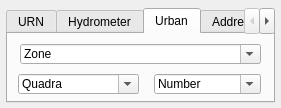
Before: the Qt Designer form search/ui/search_plus_dialog_base.ui in Giswater/giswater_qgis_plugin, drawn with Qt 5.
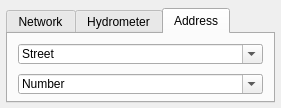
After: the same form once the commit is applied. The open tabs and pages were chosen to show the change. Custom widgets are drawn as their Qt base class.

Commit message: WiP forms adjustment

The edit to the form file:
```diff
--- a/search/ui/search_plus_dialog_base.ui
+++ b/search/ui/search_plus_dialog_base.ui
@@ -27,7 +27,7 @@
    </property>
    <widget class="QWidget" name="tab_6">
     <attribute name="title">
-     <string>URN</string>
+     <string>Network</string>
     </attribute>
     <widget class="SearchableComboBox" name="ppoint_field_zone_4">
      <property name="geometry">
@@ -107,65 +107,6 @@
      </item>
     </widget>
    </widget>
-   <widget class="QWidget" name="tab_2">
-    <attribute name="title">
-     <string>Urban</string>
-    </attribute>
-    <widget class="SearchableComboBox" name="urban_properties_number">
-     <property name="geometry">
-      <rect>
-       <x>146</x>
-       <y>40</y>
-       <width>107</width>
-       <height>20</height>
-      </rect>
-     </property>
-     <property name="editable">
-      <bool>true</bool>
-     </property>
-     <item>
-      <property name="text">
-       <string>Number</string>
-      </property>
-     </item>
-    </widget>
-    <widget class="SearchableComboBox" name="urban_properties_zone">
-     <property name="geometry">
-      <rect>
-       <x>12</x>
-       <y>10</y>
-       <width>241</width>
-       <height>20</height>
-      </rect>
-     </property>
-     <property name="editable">
-      <bool>true</bool>
-     </property>
-     <item>
-      <property name="text">
-       <string>Zone</string>
-      </property>
-     </item>
-    </widget>
-    <widget class="SearchableComboBox" name="urban_properties_block">
-     <property name="geometry">
-      <rect>
-       <x>10</x>
-       <y>40</y>
-       <width>121</width>
-       <height>20</height>
-      </rect>
-     </property>
-     <property name="editable">
-      <bool>true</bool>
-     </property>
-     <item>
-      <property name="text">
-       <string>Quadra</string>
-      </property>
-     </item>
-    </widget>
-   </widget>
    <widget class="QWidget" name="tab_3">
     <attribute name="title">
      <string>Address</string>
@@ -207,47 +148,6 @@
      </item>
     </widget>
    </widget>
-   <widget class="QWidget" name="tab">
-    <attribute name="title">
-     <string>Point</string>
-    </attribute>
-    <widget class="SearchableComboBox" name="ppoint_field_zone">
-     <property name="geometry">
-      <rect>
-       <x>10</x>
-       <y>10</y>
-       <width>243</width>
-       <height>20</height>
-      </rect>
-     </property>
-     <property name="editable">
-      <bool>true</bool>
-     </property>
-     <item>
-      <property name="text">
-       <string>Zone</string>
-      </property>
-     </item>
-    </widget>
-    <widget class="SearchableComboBox" name="ppoint_number">
-     <property name="geometry">
-      <rect>
-       <x>10</x>
-       <y>40</y>
-       <width>243</width>
-       <height>20</height>
-      </rect>
-     </property>
-     <property name="editable">
-      <bool>true</bool>
-     </property>
-     <item>
-      <property name="text">
-       <string>Number</string>
-      </property>
-     </item>
-    </widget>
-   </widget>
   </widget>
  </widget>
  <customwidgets>
```
Left out of the diff: 2 changed lines with no effect on the pictures. The commit also changes 3 other files.
